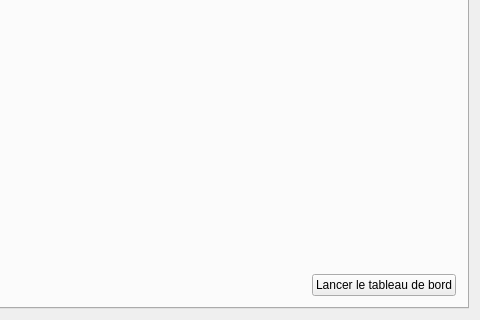
This is mainwindow.ui in JLBarbie/MiniDrone as Qt 5 draws it before an edit; both pictures show x 320 to 800 and y 180 to 500 of the 800 by 500 pixel window. The edited form follows.
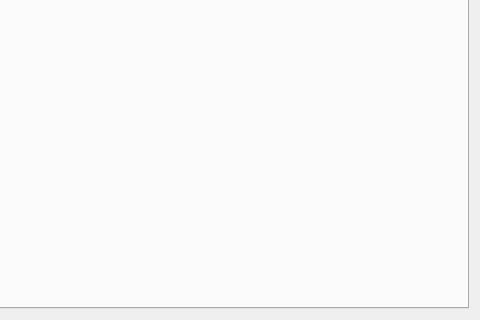
This is the edited form. Icons and pictures are not drawn.

Patch:
```diff
--- a/mainwindow.ui
+++ b/mainwindow.ui
@@ -800,41 +800,7 @@
        <attribute name="title">
         <string>Parametres</string>
        </attribute>
-       <layout class="QGridLayout" name="gridLayout_4">
-        <item row="1" column="1">
-         <widget class="QPushButton" name="boardButton">
-          <property name="text">
-           <string>Lancer le tableau de bord</string>
-          </property>
-         </widget>
-        </item>
-        <item row="0" column="1">
-         <spacer name="verticalSpacer">
-          <property name="orientation">
-           <enum>Qt::Vertical</enum>
-          </property>
-          <property name="sizeHint" stdset="0">
-           <size>
-            <width>20</width>
-            <height>40</height>
-           </size>
-          </property>
-         </spacer>
-        </item>
-        <item row="1" column="0">
-         <spacer name="horizontalSpacer_2">
-          <property name="orientation">
-           <enum>Qt::Horizontal</enum>
-          </property>
-          <property name="sizeHint" stdset="0">
-           <size>
-            <width>40</width>
-            <height>20</height>
-           </size>
-          </property>
-         </spacer>
-        </item>
-       </layout>
+       <layout class="QGridLayout" name="gridLayout_4"/>
       </widget>
      </widget>
     </item>
```
